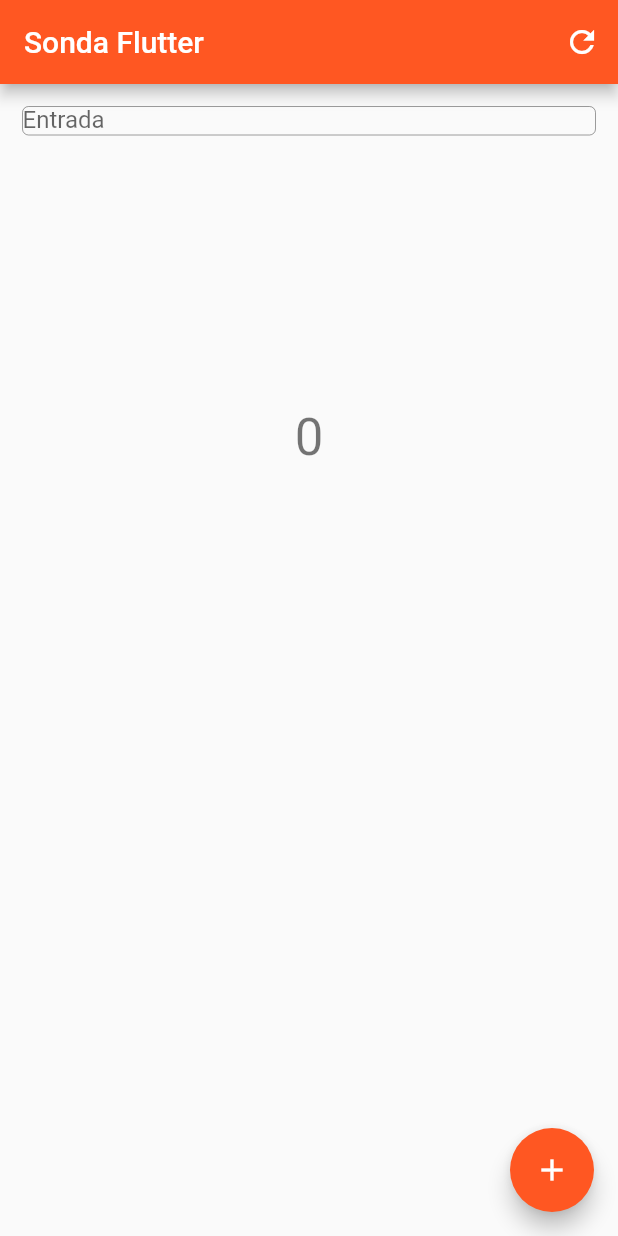
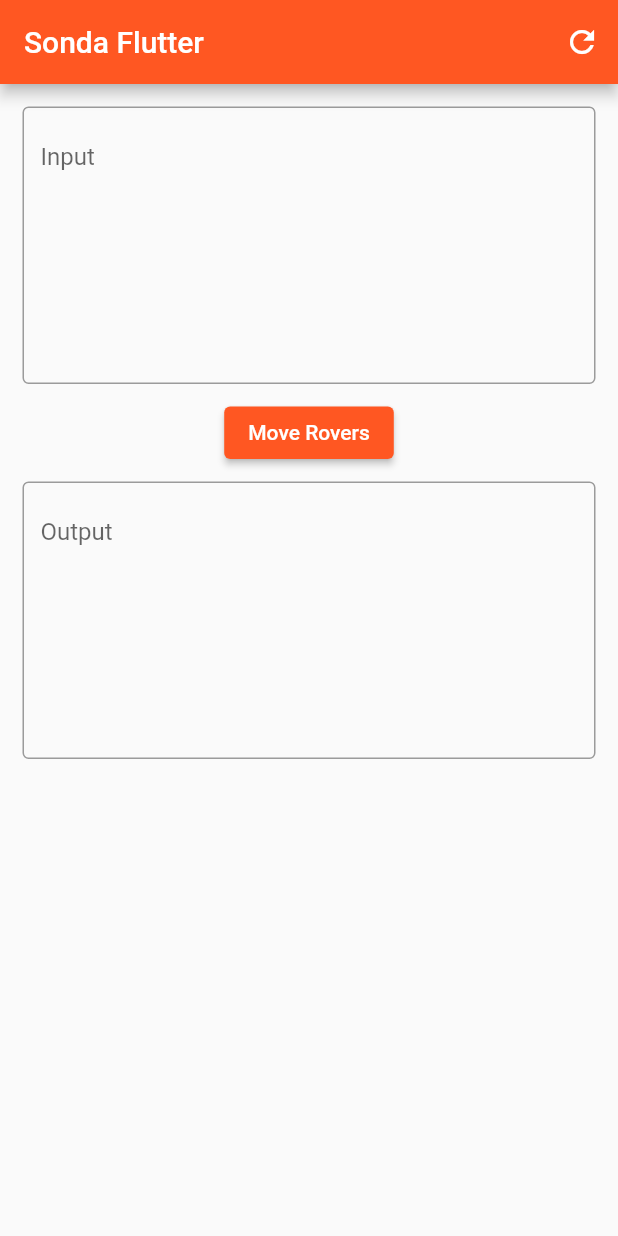
Before and after one commit to NRRef/SondaFlutter, a Flutter app: the screen it shows after launch, on a phone screen of 412 x 824 dp. Run offline on Flutter 3.47's test engine with Material 2 defaults, Android fonts, the phone set to English and light mode, and no system bars.

Commit message:
basic_layout

```diff
--- a/lib/Models/InputAutomate.dart
+++ b/lib/Models/InputAutomate.dart
@@ -7,7 +7,7 @@ class InputAutomate {
   List<String> _inputLines = new List();
   InputAutomate(String input) {
     try {
-      if(!validateInput(input)) throw("Invalid Input");
+      if (!validateInput(input)) throw ("Invalid Input");
       _inputLines = input.split('\n');
       _topRight = _inputLines[0];
       _splitProperties();
@@ -15,10 +15,13 @@ class InputAutomate {
       _outputMount();
     } catch (e) {}
   }
-  bool validateInput(input){
-    return RegExp(r"^[0-9]+\s[0-9]+(\n|\r)([0-9]+\s[0-9]+\s(N|E|S|W)(\n|\r)(L|R|M)*(\n|\r)*)*$").hasMatch(input);
 
+  static bool validateInput(input) {
+    return RegExp(
+            r"^[0-9]+\s[0-9]+(\n|\r)([0-9]+\s[0-9]+\s(N|E|S|W)(\n|\r)(L|R|M)*(\n|\r)*)*$")
+        .hasMatch(input);
   }
+
   void _splitProperties() {
     for (int i = 1; i < _inputLines.length; i = i + 2) {
       _sondaProperties.add(
--- a/lib/Views/Home.dart
+++ b/lib/Views/Home.dart
@@ -1,4 +1,5 @@
 import 'package:flutter/material.dart';
+import 'package:sonda_flutter/Models/InputAutomate.dart';
 
 class Home extends StatefulWidget {
   Home({Key key, this.title}) : super(key: key);
@@ -8,12 +9,13 @@ class Home extends StatefulWidget {
 }
 
 class _HomeState extends State<Home> {
-  int _counter = 0;
+  final TextEditingController inputController = new TextEditingController();
+  final TextEditingController outputController = new TextEditingController();
 
-  void _incrementCounter() {
-    setState(() {
-      _counter++;
-    });
+  void _moveRovers() {}
+
+  bool _validateInput(String input) {
+    return InputAutomate.validateInput(input);
   }
 
   @override
@@ -22,38 +24,69 @@ class _HomeState extends State<Home> {
         appBar: AppBar(title: Text(widget.title), actions: <Widget>[
           IconButton(
             icon: const Icon(Icons.refresh),
-          tooltip: 'Show Snackbar',
+            tooltip: 'Refresh',
             onPressed: () {},
           ),
         ]),
-      body: Container(
+        body: GestureDetector(
+          behavior: HitTestBehavior.opaque,
+          onTap: () {
+            FocusScope.of(context).requestFocus(new FocusNode());
+          },
+          child: SafeArea(
+              child: ListView(
+            children: [
+              Container(
                 padding: EdgeInsets.all(15),
                 child: Column(
                   mainAxisAlignment: MainAxisAlignment.start,
                   children: <Widget>[
                     Container(
                       height: 200,
-              child:TextField(
-
+                      padding: EdgeInsets.fromLTRB(0, 0, 0, 15),
+                      child: TextField(
+                        controller: inputController,
+                        textAlignVertical: TextAlignVertical.top,
+                        maxLines: null,
+                        minLines: null,
+                        expands: true,
                         decoration: InputDecoration(
                             border: OutlineInputBorder(),
-                isCollapsed: true,
-                labelText: 'Entrada',
+                            focusColor: Colors.blue,
+                            labelText: 'Input',
+                            alignLabelWithHint: true),
                       ),
                     ),
+                    Container(
+                      height: 50,
+                      padding: EdgeInsets.fromLTRB(0, 0, 0, 15),
+                      child: ElevatedButton(
+                        onPressed: _moveRovers,
+                        style: ButtonStyle(),
+                        child: Text("Move Rovers"),
                       ),
-            Text(
-              '$_counter',
-              style: Theme.of(context).textTheme.headline4,
+                    ),
+                    Container(
+                      height: 200,
+                      padding: EdgeInsets.fromLTRB(0, 0, 0, 15),
+                      child: TextField(
+                        textAlignVertical: TextAlignVertical.top,
+                        readOnly: true,
+                        maxLines: null,
+                        minLines: null,
+                        expands: true,
+                        decoration: InputDecoration(
+                            border: OutlineInputBorder(),
+                            focusColor: Colors.blue,
+                            labelText: 'Output',
+                            alignLabelWithHint: true),
+                      ),
                     ),
                   ],
                 ),
               ),
-      floatingActionButton: FloatingActionButton(
-        onPressed: _incrementCounter,
-        tooltip: 'Increment',
-        child: Icon(Icons.add),
-      ),
-    );
+            ],
+          )),
+        ));
   }
 }
```
Lines whose indentation alone changed are shown as unchanged.
